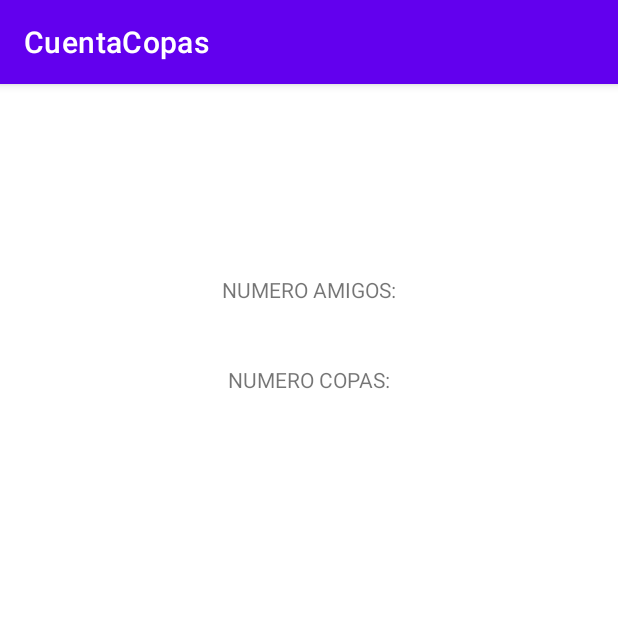
After one commit to JuanmaGaitan24/CuentaCopas, an Android app: the MainActivity2 screen opened directly, with no data from a screen before it, on a phone screen of 412 x 824 dp, the top half of it. The commit adds this screen. Run offline under Robolectric (Android 15) with nearby library versions, the phone set to English and light mode, and no system bars.

Commit message:
Cuenta copas V2

```diff
--- /dev/null
+++ b/app/src/main/java/com/example/cuentacopas/MainActivity2.java
@@ -0,0 +1,20 @@
+package com.example.cuentacopas;
+
+import androidx.appcompat.app.AppCompatActivity;
+
+import android.os.Bundle;
+import android.widget.TextView;
+
+public class MainActivity2 extends AppCompatActivity {
+
+    public static final String NUMERO = "NUMERO";
+
+    TextView Ncopas;
+    TextView Namigos;
+
+    @Override
+    protected void onCreate(Bundle savedInstanceState) {
+        super.onCreate(savedInstanceState);
+        setContentView(R.layout.activity_main2);
+    }
+}
--- /dev/null
+++ b/app/src/main/res/layout/activity_main2.xml
@@ -0,0 +1,30 @@
+<?xml version="1.0" encoding="utf-8"?>
+<androidx.constraintlayout.widget.ConstraintLayout xmlns:android="http://schemas.android.com/apk/res/android"
+    xmlns:app="http://schemas.android.com/apk/res-auto"
+    xmlns:tools="http://schemas.android.com/tools"
+    android:layout_width="match_parent"
+    android:layout_height="match_parent"
+    tools:context=".MainActivity2">
+
+    <TextView
+        android:id="@+id/textViewDA"
+        android:layout_width="wrap_content"
+        android:layout_height="wrap_content"
+        android:text="NUMERO AMIGOS:"
+        app:layout_constraintBottom_toBottomOf="parent"
+        app:layout_constraintEnd_toEndOf="parent"
+        app:layout_constraintStart_toStartOf="parent"
+        app:layout_constraintTop_toTopOf="parent"
+        app:layout_constraintVertical_bias="0.17000002" />
+
+    <TextView
+        android:id="@+id/textViewDC"
+        android:layout_width="wrap_content"
+        android:layout_height="wrap_content"
+        android:text="NUMERO COPAS:"
+        app:layout_constraintBottom_toBottomOf="parent"
+        app:layout_constraintEnd_toEndOf="parent"
+        app:layout_constraintStart_toStartOf="parent"
+        app:layout_constraintTop_toTopOf="parent"
+        app:layout_constraintVertical_bias="0.25" />
+</androidx.constraintlayout.widget.ConstraintLayout>
--- a/app/src/main/res/values/strings.xml
+++ b/app/src/main/res/values/strings.xml
@@ -2,5 +2,5 @@
     <string name="app_name">CuentaCopas</string>
     <string name="N_amigos">Numero de Amigos</string>
     <string name="N_copas">Numero de Copas</string>
-    <string name="Abeber" >!! A BEBER !!</string>
+    <string name="Abeber">!! A BEBER !!</string>
 </resources>
```
Also changed, not shown: app/src/main/AndroidManifest.xml (+7 -0 lines), app/src/main/java/com/example/cuentacopas/MainActivity.java (+53 -0 lines), app/src/main/res/layout-land/activity_main.xml (+29 -34 lines).
